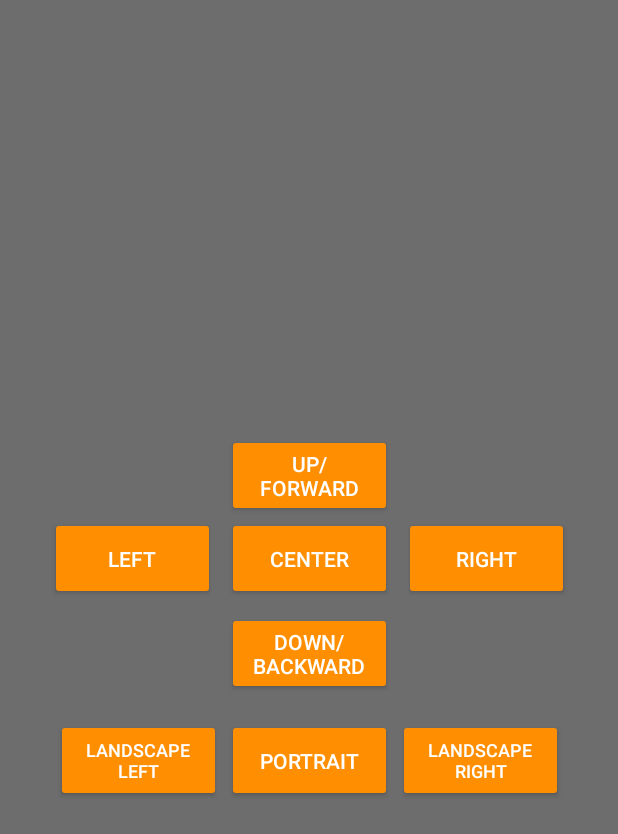
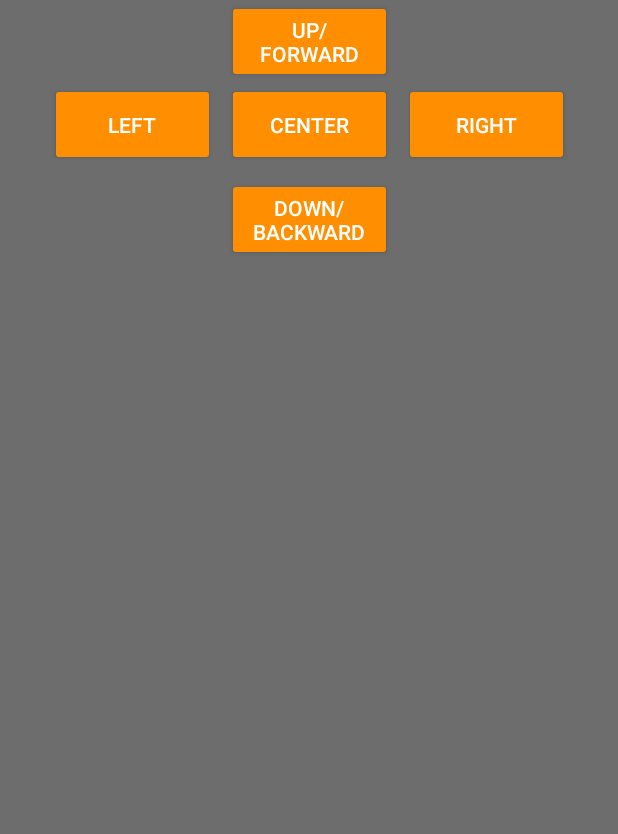
Before and after one commit to jane-ho/Bluetooth-Surveillance-App, an Android app: the layout fragment_main_control.xml on its own in the app's theme, with its tools: preview values and no code run, on a phone screen of 412 x 824 dp. Shown: the top 834 px of the screen. Run offline under Robolectric (Android 15) with nearby library versions, the phone set to English and light mode, and no system bars.

Commit message:
fixed ui

```diff
--- a/exampleApp/src/main/AndroidManifest.xml
+++ b/exampleApp/src/main/AndroidManifest.xml
@@ -5,13 +5,14 @@
     <application
         android:allowBackup="true"
         android:icon="@mipmap/ic_launcher_homecam"
-        android:label="@string/app_name"
+        android:label="Surveillance App"
         android:roundIcon="@mipmap/ic_launcher_homecam_round"
         android:supportsRtl="true"
         android:theme="@style/AppTheme">
         <activity
             android:name=".MonitorActivity"
-            android:exported="true" />
+            android:exported="true"
+            android:label="Monitor Mode"/>
         <activity
             android:name="com.makerlab.ui.BluetoothDevListActivity"
             android:label="Scanning Bluetooth Devices"
@@ -21,7 +22,6 @@
                 android:name="android.support.PARENT_ACTIVITY"
                 android:value="MainActivity" />
         </activity>
-        <activity android:name="com.makerlab.example.server.CameraPreviewActivity" />
         <activity
             android:name=".MainActivity"
             android:exported="true">
--- a/exampleApp/src/main/res/layout/fragment_main_control.xml
+++ b/exampleApp/src/main/res/layout/fragment_main_control.xml
@@ -3,14 +3,13 @@
     xmlns:app="http://schemas.android.com/apk/res-auto"
     xmlns:tools="http://schemas.android.com/tools"
     android:layout_width="match_parent"
-    android:layout_height="match_parent"
+    android:layout_height="wrap_content"
     tools:context=".MainActivity">
 
     <androidx.constraintlayout.widget.ConstraintLayout
         android:id="@+id/constraintLayout"
         android:layout_width="wrap_content"
         android:layout_height="wrap_content"
-        app:layout_constraintBottom_toBottomOf="parent"
         app:layout_constraintEnd_toEndOf="parent"
         app:layout_constraintStart_toStartOf="parent"
         app:layout_constraintTop_toTopOf="parent">
@@ -61,35 +60,37 @@
             app:layout_constraintStart_toStartOf="@+id/centerButton"
             app:layout_constraintTop_toBottomOf="@+id/centerButton" />
 
-        <Button
-            android:id="@+id/portraitButton"
-            android:layout_width="@dimen/button_width"
-            android:layout_height="@dimen/button_height"
-            android:layout_marginTop="16dp"
-            android:text="portrait"
-            app:layout_constraintEnd_toEndOf="@+id/backwardButton"
-            app:layout_constraintStart_toStartOf="@+id/backwardButton"
-            app:layout_constraintTop_toBottomOf="@+id/backwardButton" />
 
-        <Button
-            android:id="@+id/landscapeLeftButton"
-            android:layout_width="@dimen/button_width"
-            android:layout_height="@dimen/button_height"
-            android:text="landscape left"
-            android:textSize="12sp"
-            app:layout_constraintBottom_toBottomOf="@+id/portraitButton"
-            app:layout_constraintEnd_toStartOf="@+id/portraitButton"
-            app:layout_constraintStart_toStartOf="parent" />
-
-        <Button
-            android:id="@+id/landscapeRightButton"
-            android:layout_width="@dimen/button_width"
-            android:layout_height="@dimen/button_height"
-            android:text="Landscape right"
-            android:textSize="12sp"
-            app:layout_constraintBottom_toBottomOf="@+id/portraitButton"
-            app:layout_constraintEnd_toEndOf="parent"
-            app:layout_constraintStart_toEndOf="@+id/portraitButton" />
     </androidx.constraintlayout.widget.ConstraintLayout>
 
 </androidx.constraintlayout.widget.ConstraintLayout>
+
+<!--<Button-->
+<!--android:id="@+id/portraitButton"-->
+<!--android:layout_width="@dimen/button_width"-->
+<!--android:layout_height="@dimen/button_height"-->
+<!--android:layout_marginTop="16dp"-->
+<!--android:text="portrait"-->
+<!--app:layout_constraintEnd_toEndOf="@+id/backwardButton"-->
+<!--app:layout_constraintStart_toStartOf="@+id/backwardButton"-->
+<!--app:layout_constraintTop_toBottomOf="@+id/backwardButton" />-->
+
+<!--<Button-->
+<!--android:id="@+id/landscapeLeftButton"-->
+<!--android:layout_width="@dimen/button_width"-->
+<!--android:layout_height="@dimen/button_height"-->
+<!--android:text="landscape left"-->
+<!--android:textSize="12sp"-->
+<!--app:layout_constraintBottom_toBottomOf="@+id/portraitButton"-->
+<!--app:layout_constraintEnd_toStartOf="@+id/portraitButton"-->
+<!--app:layout_constraintStart_toStartOf="parent" />-->
+
+<!--<Button-->
+<!--android:id="@+id/landscapeRightButton"-->
+<!--android:layout_width="@dimen/button_width"-->
+<!--android:layout_height="@dimen/button_height"-->
+<!--android:text="Landscape right"-->
+<!--android:textSize="12sp"-->
+<!--app:layout_constraintBottom_toBottomOf="@+id/portraitButton"-->
+<!--app:layout_constraintEnd_toEndOf="parent"-->
+<!--app:layout_constraintStart_toEndOf="@+id/portraitButton" />-->
--- a/libCam/src/main/java/com/example/android/libcam/client/MonitorFragment.java
+++ b/libCam/src/main/java/com/example/android/libcam/client/MonitorFragment.java
@@ -43,8 +43,8 @@ public class MonitorFragment extends Fragment implements DataListener {
         View inflatedView = inflater.inflate(R.layout.fragment_monitor, container, false);
         iv_monitor = inflatedView.findViewById(R.id.imageView_monitor);
 
-        EditText et_ip = inflatedView.findViewById(R.id.editText_ip);
-        et_ip.setText("192.168.1.38");
+//        EditText et_ip = inflatedView.findViewById(R.id.editText_ip);
+//        et_ip.setText("192.168.1.38");
 
         mButton = inflatedView.findViewById(R.id.button_connect);
         mButton.setOnClickListener(new View.OnClickListener() {
--- a/libCam/src/main/res/layout/fragment_camera.xml
+++ b/libCam/src/main/res/layout/fragment_camera.xml
@@ -3,7 +3,7 @@
     xmlns:app="http://schemas.android.com/apk/res-auto"
     xmlns:tools="http://schemas.android.com/tools"
     android:layout_width="match_parent"
-    android:layout_height="match_parent">
+    android:layout_height="wrap_content">
 
     <FrameLayout
         android:id="@+id/container_preview"
@@ -33,7 +33,6 @@
         android:layout_marginEnd="16dp"
         app:layout_constraintBaseline_toBaselineOf="@+id/textview_ip"
         app:layout_constraintEnd_toEndOf="parent"
-        app:layout_constraintHorizontal_bias="0.0"
         app:layout_constraintStart_toEndOf="@+id/textview_ip" />
 
     <Button
@@ -41,7 +40,7 @@
         android:layout_width="wrap_content"
         android:layout_height="wrap_content"
         android:text="start"
-        app:layout_constraintBottom_toBottomOf="parent"
+        app:layout_constraintTop_toBottomOf="@+id/textview_info"
         app:layout_constraintEnd_toEndOf="parent"
         app:layout_constraintStart_toStartOf="parent" />
 
```
Also changed, not shown: exampleApp/src/main/java/com/makerlab/example/server/CameraView.java (+6 -7 lines), libCam/src/main/java/com/example/android/libcam/client/BufferManager.java (+6 -6 lines).
